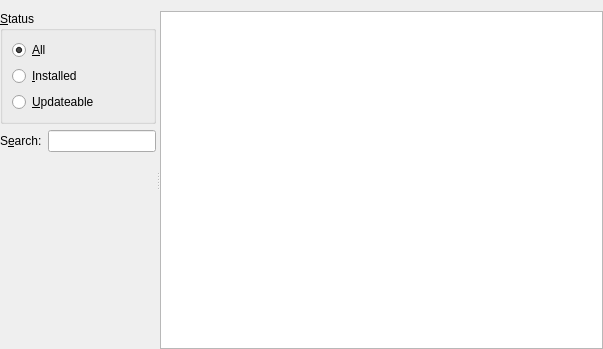
First picture: the form in wpmcpp/mainframe.ui, repository npackd/npackd, before the edit.
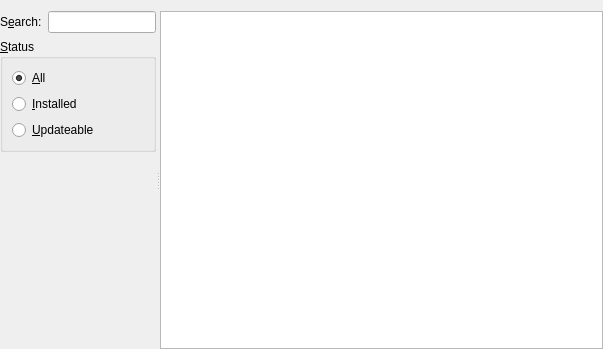
Second picture: the form after the edit.

Commit message: put the search field about the status filter

```diff
--- a/wpmcpp/mainframe.ui
+++ b/wpmcpp/mainframe.ui
@@ -81,11 +81,17 @@
          </property>
         </widget>
        </item>
-       <item row="0" column="0" colspan="2">
+       <item row="2" column="0" colspan="2">
         <widget class="QGroupBox" name="groupBox">
          <property name="title">
           <string>&amp;Status</string>
          </property>
+         <property name="flat">
+          <bool>false</bool>
+         </property>
+         <property name="checkable">
+          <bool>false</bool>
+         </property>
          <layout class="QVBoxLayout" name="verticalLayout_2">
           <item>
            <widget class="QRadioButton" name="radioButtonAll">
```
Left out of the diff: 2 changed lines with no effect on the pictures.
